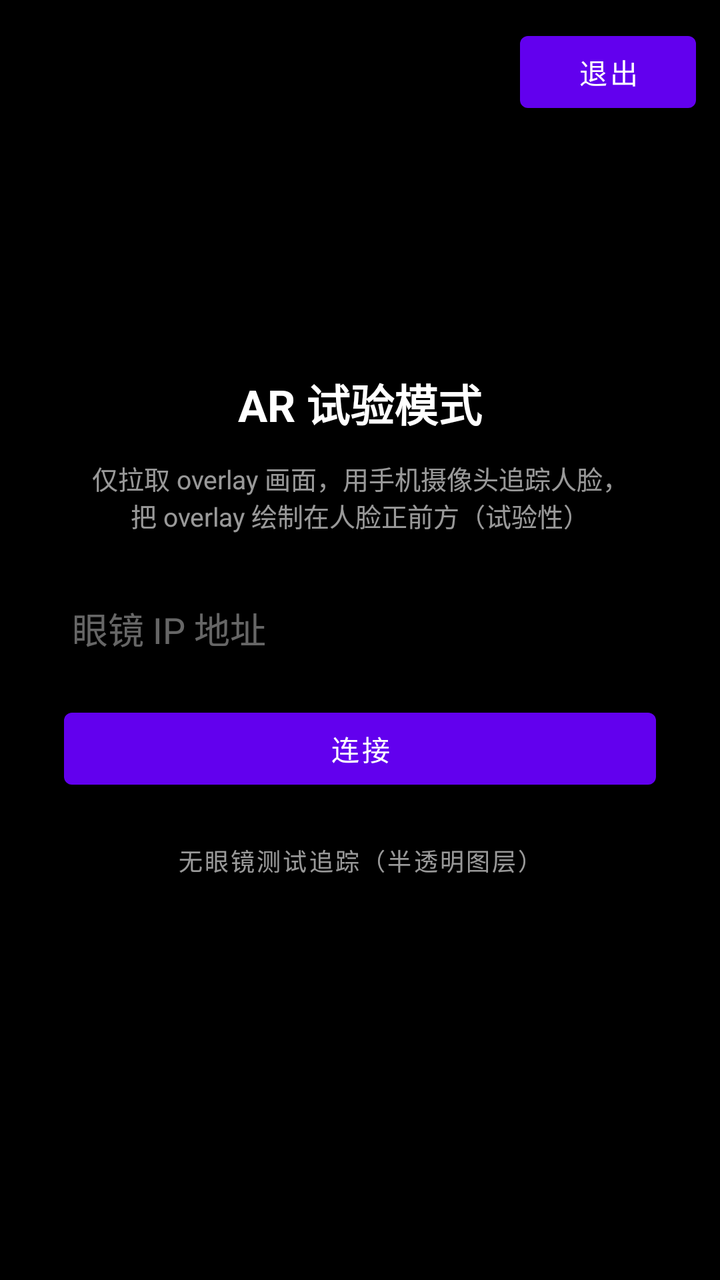
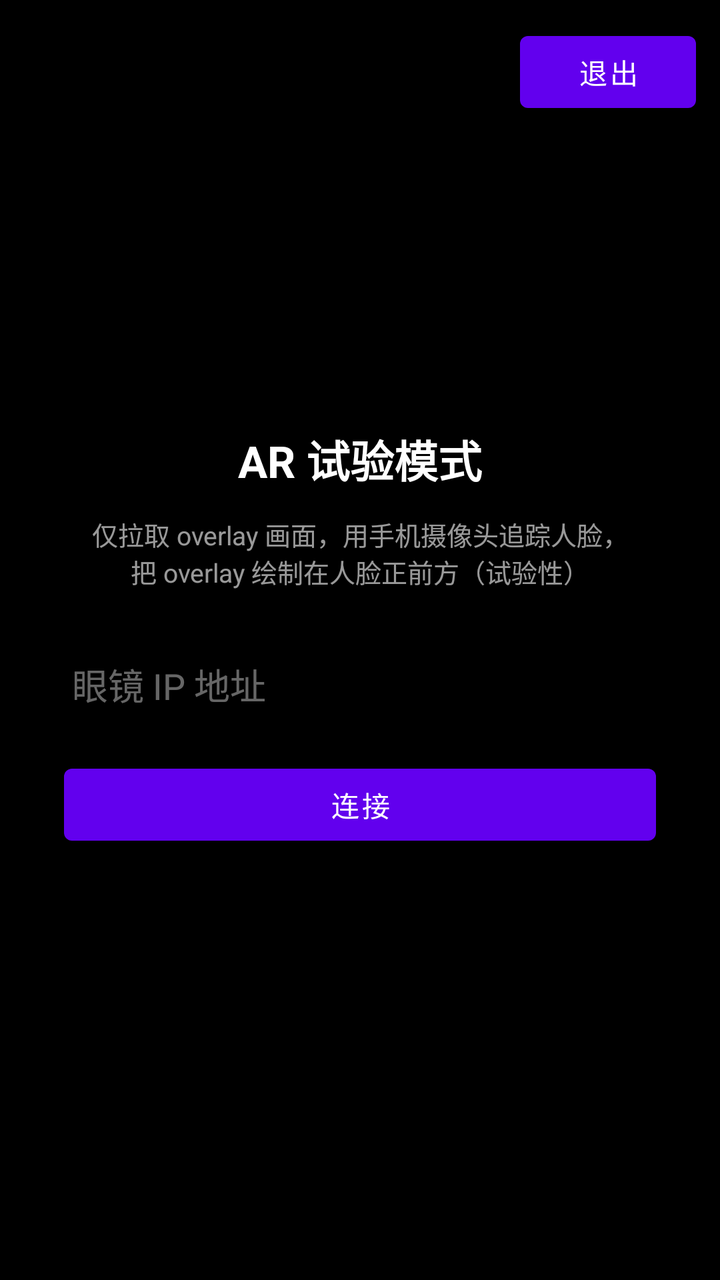

The first picture is an Android layout as it rendered before a commit; the second is the same layout after the commit. The layout source and the unified diff follow.
<!-- AndroidManifest.xml: application theme Theme.gscp_app -->
<!-- res/layout/activity_ar.xml -->
<?xml version="1.0" encoding="utf-8"?>
<FrameLayout xmlns:android="http://schemas.android.com/apk/res/android"
    android:layout_width="match_parent"
    android:layout_height="match_parent"
    android:background="#000000">

    
    <LinearLayout
        android:id="@+id/settings_panel"
        android:layout_width="match_parent"
        android:layout_height="wrap_content"
        android:layout_gravity="center_vertical"
        android:orientation="vertical"
        android:padding="32dp">

        <TextView
            android:layout_width="wrap_content"
            android:layout_height="wrap_content"
            android:layout_gravity="center_horizontal"
            android:text="AR 试验模式"
            android:textColor="#FFFFFF"
            android:textSize="22sp"
            android:textStyle="bold" />

        <TextView
            android:layout_width="wrap_content"
            android:layout_height="wrap_content"
            android:layout_marginTop="12dp"
            android:layout_gravity="center_horizontal"
            android:gravity="center"
            android:text="仅拉取 overlay 画面，用手机摄像头追踪人脸，\n把 overlay 绘制在人脸正前方（试验性）"
            android:textColor="#99FFFFFF"
            android:textSize="13sp" />

        <EditText
            android:id="@+id/ip_address"
            android:layout_width="match_parent"
            android:layout_height="wrap_content"
            android:layout_marginTop="24dp"
            android:hint="眼镜 IP 地址"
            android:imeOptions="actionDone"
            android:inputType="text"
            android:textColor="#FFFFFF"
            android:textColorHint="#66FFFFFF" />

        <Button
            android:id="@+id/button_connect"
            android:layout_width="match_parent"
            android:layout_height="wrap_content"
            android:layout_marginTop="16dp"
            android:text="连接" />

        <Button
            android:id="@+id/button_test"
            style="?attr/borderlessButtonStyle"
            android:layout_width="wrap_content"
            android:layout_height="wrap_content"
            android:layout_gravity="center_horizontal"
            android:layout_marginTop="8dp"
            android:text="无眼镜测试追踪（半透明图层）"
            android:textColor="#99FFFFFF"
            android:textSize="12sp" />

        <ProgressBar
            android:id="@+id/progress_bar"
            android:layout_width="wrap_content"
            android:layout_height="wrap_content"
            android:layout_gravity="center_horizontal"
            android:layout_marginTop="24dp"
            android:visibility="gone" />
    </LinearLayout>

    
    <FrameLayout
        android:id="@+id/ar_panel"
        android:layout_width="match_parent"
        android:layout_height="match_parent"
        android:visibility="gone">

        <android.opengl.GLSurfaceView
            android:id="@+id/ar_gl_surface"
            android:layout_width="match_parent"
            android:layout_height="match_parent" />

        <TextView
            android:id="@+id/ar_status"
            android:layout_width="wrap_content"
            android:layout_height="wrap_content"
            android:layout_gravity="top|center_horizontal"
            android:layout_marginTop="32dp"
            android:background="#66000000"
            android:padding="8dp"
            android:text="等待人脸…"
            android:textColor="#FFFFFF"
            android:textSize="13sp" />

        <LinearLayout
            android:layout_width="match_parent"
            android:layout_height="wrap_content"
            android:layout_gravity="bottom"
            android:background="#99000000"
            android:orientation="vertical"
            android:padding="16dp">

            <TextView
                android:layout_width="wrap_content"
                android:layout_height="wrap_content"
                android:text="距离"
                android:textColor="#CCFFFFFF"
                android:textSize="12sp" />

            <SeekBar
                android:id="@+id/ar_distance"
                android:layout_width="match_parent"
                android:layout_height="wrap_content"
                android:max="120" />

            <TextView
                android:layout_width="wrap_content"
                android:layout_height="wrap_content"
                android:text="大小"
                android:textColor="#CCFFFFFF"
                android:textSize="12sp" />

            <SeekBar
                android:id="@+id/ar_size"
                android:layout_width="match_parent"
                android:layout_height="wrap_content"
                android:max="200" />

            <Button
                android:id="@+id/button_flip"
                android:layout_width="match_parent"
                android:layout_height="wrap_content"
                android:text="法线翻转" />
        </LinearLayout>
    </FrameLayout>

    
    <Button
        android:id="@+id/button_exit"
        android:layout_width="wrap_content"
        android:layout_height="wrap_content"
        android:layout_gravity="top|end"
        android:layout_margin="12dp"
        android:text="退出" />
</FrameLayout>
<!-- resources referenced by this layout -->
<resources>
  <style name="Theme.gscp_app" parent="Theme.MaterialComponents.DayNight.NoActionBar">
          
      </style>
</resources>

<!-- the commit's change to res/layout/activity_ar.xml (unified diff, before → after) -->
@@ -50,17 +50,6 @@
             android:layout_marginTop="16dp"
             android:text="连接" />
 
-        <Button
-            android:id="@+id/button_test"
-            style="?attr/borderlessButtonStyle"
-            android:layout_width="wrap_content"
-            android:layout_height="wrap_content"
-            android:layout_gravity="center_horizontal"
-            android:layout_marginTop="8dp"
-            android:text="无眼镜测试追踪（半透明图层）"
-            android:textColor="#99FFFFFF"
-            android:textSize="12sp" />
-
         <ProgressBar
             android:id="@+id/progress_bar"
             android:layout_width="wrap_content"
@@ -93,47 +82,6 @@
             android:text="等待人脸…"
             android:textColor="#FFFFFF"
             android:textSize="13sp" />
-
-        <LinearLayout
-            android:layout_width="match_parent"
-            android:layout_height="wrap_content"
-            android:layout_gravity="bottom"
-            android:background="#99000000"
-            android:orientation="vertical"
-            android:padding="16dp">
-
-            <TextView
-                android:layout_width="wrap_content"
-                android:layout_height="wrap_content"
-                android:text="距离"
-                android:textColor="#CCFFFFFF"
-                android:textSize="12sp" />
-
-            <SeekBar
-                android:id="@+id/ar_distance"
-                android:layout_width="match_parent"
-                android:layout_height="wrap_content"
-                android:max="120" />
-
-            <TextView
-                android:layout_width="wrap_content"
-                android:layout_height="wrap_content"
-                android:text="大小"
-                android:textColor="#CCFFFFFF"
-                android:textSize="12sp" />
-
-            <SeekBar
-                android:id="@+id/ar_size"
-                android:layout_width="match_parent"
-                android:layout_height="wrap_content"
-                android:max="200" />
-
-            <Button
-                android:id="@+id/button_flip"
-                android:layout_width="match_parent"
-                android:layout_height="wrap_content"
-                android:text="法线翻转" />
-        </LinearLayout>
     </FrameLayout>
 
     
